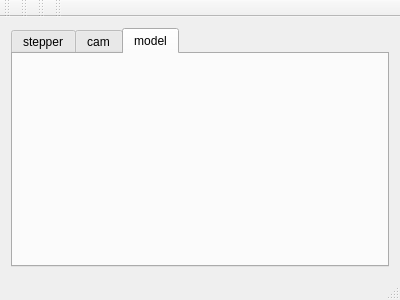
Qt form gui/bla3Dscan_qt/mainwindow.ui (Gombat/bla3Dscan) before a commit.
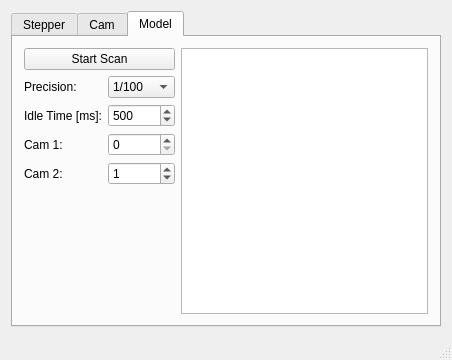
The same form after that commit. The open tabs and pages were chosen to show the change. Custom widgets are drawn as their Qt base class.

```diff
--- a/gui/bla3Dscan_qt/mainwindow.ui
+++ b/gui/bla3Dscan_qt/mainwindow.ui
@@ -6,8 +6,8 @@
    <rect>
     <x>0</x>
     <y>0</y>
-    <width>400</width>
-    <height>300</height>
+    <width>452</width>
+    <height>360</height>
    </rect>
   </property>
   <property name="windowTitle">
@@ -22,7 +22,7 @@
       </property>
       <widget class="QWidget" name="tabStepper">
        <attribute name="title">
-        <string>stepper</string>
+        <string>Stepper</string>
        </attribute>
        <layout class="QGridLayout" name="gridLayout_2">
         <item row="0" column="2">
@@ -124,7 +124,7 @@
       </widget>
       <widget class="QWidget" name="tabCam">
        <attribute name="title">
-        <string>cam</string>
+        <string>Cam</string>
        </attribute>
        <layout class="QGridLayout" name="gridLayout_3" rowstretch="0,0,0,0,0,0,0" columnstretch="0,0,1,0,0,0" columnminimumwidth="0,0,0,0,0,0">
         <property name="leftMargin">
@@ -287,21 +287,144 @@
       </widget>
       <widget class="QWidget" name="tabModel">
        <attribute name="title">
-        <string>model</string>
+        <string>Model</string>
        </attribute>
+       <layout class="QGridLayout" name="gridLayout_4">
+        <item row="2" column="1">
+         <widget class="QSpinBox" name="spinBoxScanPrecisionIdleTime">
+          <property name="minimum">
+           <number>0</number>
+          </property>
+          <property name="maximum">
+           <number>100000</number>
+          </property>
+          <property name="singleStep">
+           <number>100</number>
+          </property>
+          <property name="value">
+           <number>500</number>
+          </property>
+         </widget>
+        </item>
+        <item row="0" column="0" colspan="2">
+         <widget class="QPushButton" name="pushButtonStartScan">
+          <property name="text">
+           <string>Start Scan</string>
+          </property>
+         </widget>
+        </item>
+        <item row="2" column="0">
+         <widget class="QLabel" name="labelScanPrecisionIdleTime">
+          <property name="text">
+           <string>Idle Time [ms]:</string>
+          </property>
+         </widget>
+        </item>
+        <item row="0" column="2" rowspan="6">
+         <widget class="QGraphicsView" name="graphicsViewModel"/>
+        </item>
+        <item row="5" column="0" colspan="2">
+         <spacer name="verticalSpacer_3">
+          <property name="orientation">
+           <enum>Qt::Vertical</enum>
+          </property>
+          <property name="sizeHint" stdset="0">
+           <size>
+            <width>20</width>
+            <height>40</height>
+           </size>
+          </property>
+         </spacer>
+        </item>
+        <item row="1" column="1">
+         <widget class="QComboBox" name="comboBoxScanPrecision">
+          <property name="currentIndex">
+           <number>1</number>
+          </property>
+          <item>
+           <property name="text">
+            <string>1/200</string>
+           </property>
+          </item>
+          <item>
+           <property name="text">
+            <string>1/100</string>
+           </property>
+          </item>
+          <item>
+           <property name="text">
+            <string>1/50</string>
+           </property>
+          </item>
+          <item>
+           <property name="text">
+            <string>1/40</string>
+           </property>
+          </item>
+          <item>
+           <property name="text">
+            <string>1/25</string>
+           </property>
+          </item>
+          <item>
+           <property name="text">
+            <string>1/20</string>
+           </property>
+          </item>
+          <item>
+           <property name="text">
+            <string>1/10</string>
+           </property>
+          </item>
+          <item>
+           <property name="text">
+            <string>1/8</string>
+           </property>
+          </item>
+          <item>
+           <property name="text">
+            <string>1/4</string>
+           </property>
+          </item>
+         </widget>
+        </item>
+        <item row="1" column="0">
+         <widget class="QLabel" name="labelScanPrecision">
+          <property name="text">
+           <string>Precision:</string>
+          </property>
+         </widget>
+        </item>
+        <item row="3" column="0">
+         <widget class="QLabel" name="labelScanCam1">
+          <property name="text">
+           <string>Cam 1:</string>
+          </property>
+         </widget>
+        </item>
+        <item row="4" column="0">
+         <widget class="QLabel" name="labelScanCam2">
+          <property name="text">
+           <string>Cam 2:</string>
+          </property>
+         </widget>
+        </item>
+        <item row="3" column="1">
+         <widget class="QSpinBox" name="spinBoxScanCam1"/>
+        </item>
+        <item row="4" column="1">
+         <widget class="QSpinBox" name="spinBoxScanCam2">
+          <property name="value">
+           <number>1</number>
+          </property>
+         </widget>
+        </item>
+       </layout>
       </widget>
      </widget>
     </item>
    </layout>
   </widget>
-  <widget class="QToolBar" name="mainToolBar">
-   <attribute name="toolBarArea">
-    <enum>TopToolBarArea</enum>
-   </attribute>
-   <attribute name="toolBarBreak">
-    <bool>false</bool>
-   </attribute>
-  </widget>
   <widget class="QStatusBar" name="statusBar"/>
   <widget class="QMenuBar" name="menuBar">
    <property name="geometry">
@@ -313,39 +436,6 @@
     </rect>
    </property>
   </widget>
-  <widget class="QToolBar" name="toolBar">
-   <property name="windowTitle">
-    <string>toolBar</string>
-   </property>
-   <attribute name="toolBarArea">
-    <enum>TopToolBarArea</enum>
-   </attribute>
-   <attribute name="toolBarBreak">
-    <bool>false</bool>
-   </attribute>
-  </widget>
-  <widget class="QToolBar" name="toolBar_2">
-   <property name="windowTitle">
-    <string>toolBar_2</string>
-   </property>
-   <attribute name="toolBarArea">
-    <enum>TopToolBarArea</enum>
-   </attribute>
-   <attribute name="toolBarBreak">
-    <bool>false</bool>
-   </attribute>
-  </widget>
-  <widget class="QToolBar" name="toolBar_3">
-   <property name="windowTitle">
-    <string>toolBar_3</string>
-   </property>
-   <attribute name="toolBarArea">
-    <enum>TopToolBarArea</enum>
-   </attribute>
-   <attribute name="toolBarBreak">
-    <bool>false</bool>
-   </attribute>
-  </widget>
  </widget>
  <layoutdefault spacing="6" margin="11"/>
  <customwidgets>
```
Left out of the diff: 123 changed lines with no effect on the pictures.
